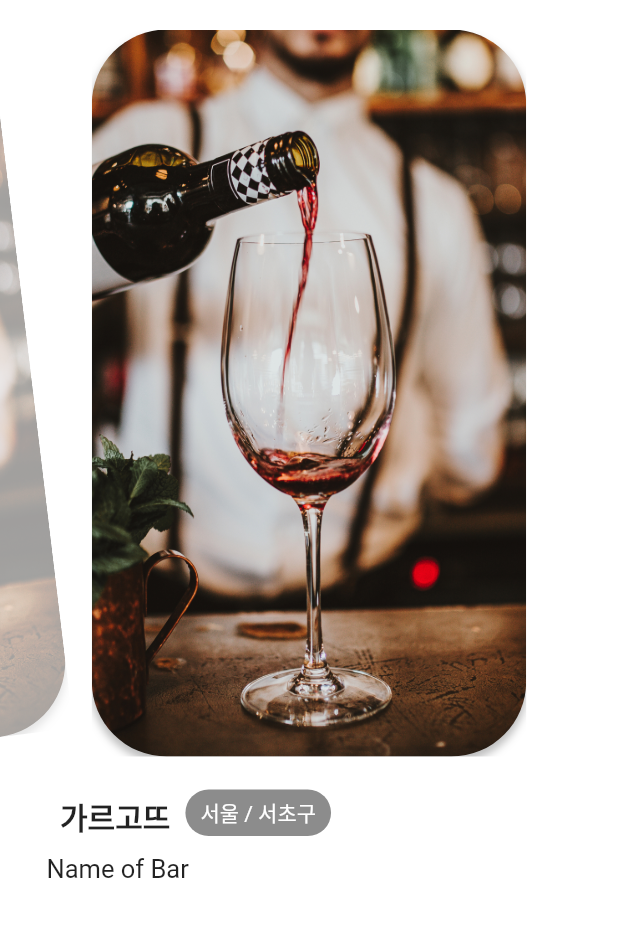
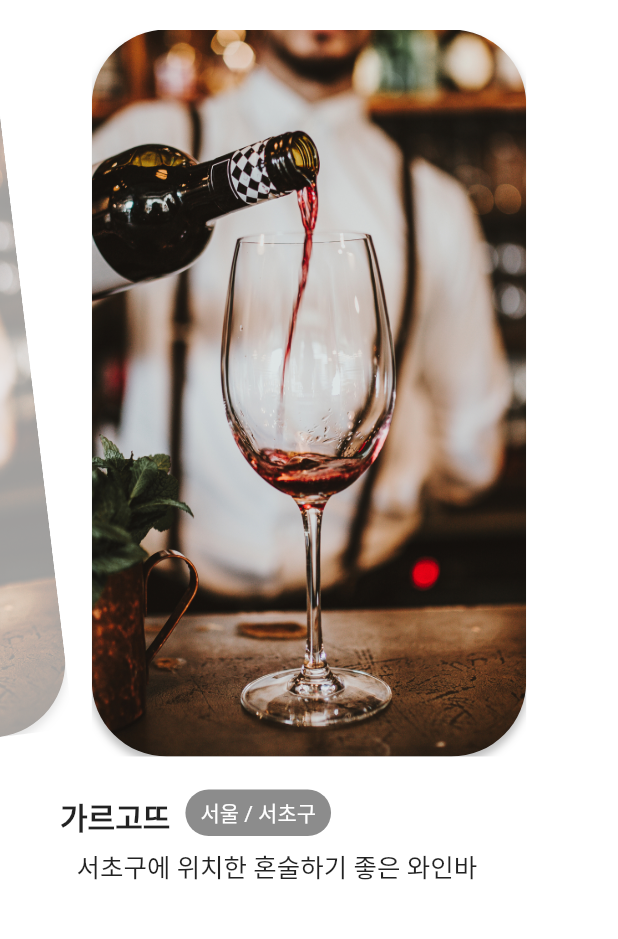
Before and after one commit to youngmi97/winepedia, a Flutter app: the screen it shows after launch, swiped to page 3, on a phone screen of 412 x 824 dp, the part 137-1076 px from its top. Run offline on Flutter 3.47's test engine with Material 2 defaults, Android fonts, the phone set to English and light mode, and no system bars.

```diff
--- a/lib/screens/home/components/body.dart
+++ b/lib/screens/home/components/body.dart
@@ -47,7 +47,7 @@ class Subheading extends StatelessWidget {
     return Row(
       children: <Widget>[
         Container(
-            margin: EdgeInsets.only(
+            margin: const EdgeInsets.only(
                 left: kDefaultPadding * 2, top: kDefaultPadding / 4),
             child: Text(
               "가르고뜨",
@@ -82,10 +82,11 @@ class Description extends StatelessWidget {
   @override
   Widget build(BuildContext context) {
     return Container(
-        margin: EdgeInsets.symmetric(vertical: kDefaultPadding / 2),
+        margin: const EdgeInsets.only(
+            left: kDefaultPadding * 2, top: kDefaultPadding / 4),
         width: 350,
         child: Text(
-          "Name of Bar",
+          "서초구에 위치한 혼술하기 좋은 와인바",
           textAlign: TextAlign.start,
           style: Theme.of(context)
               .textTheme
```
